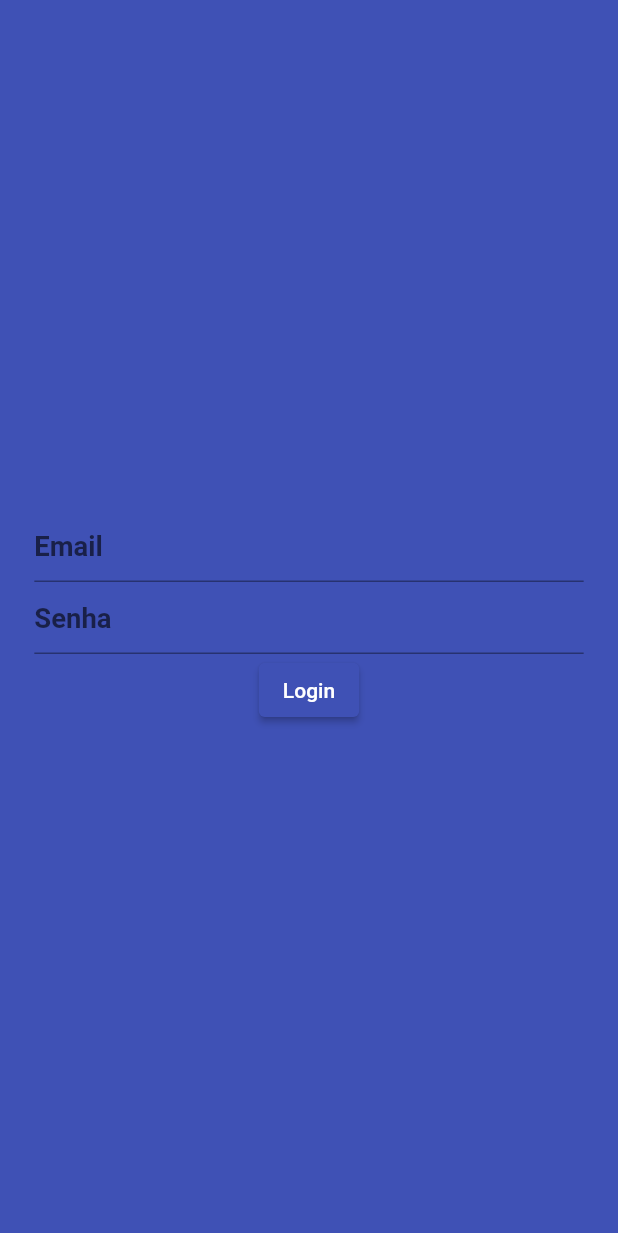
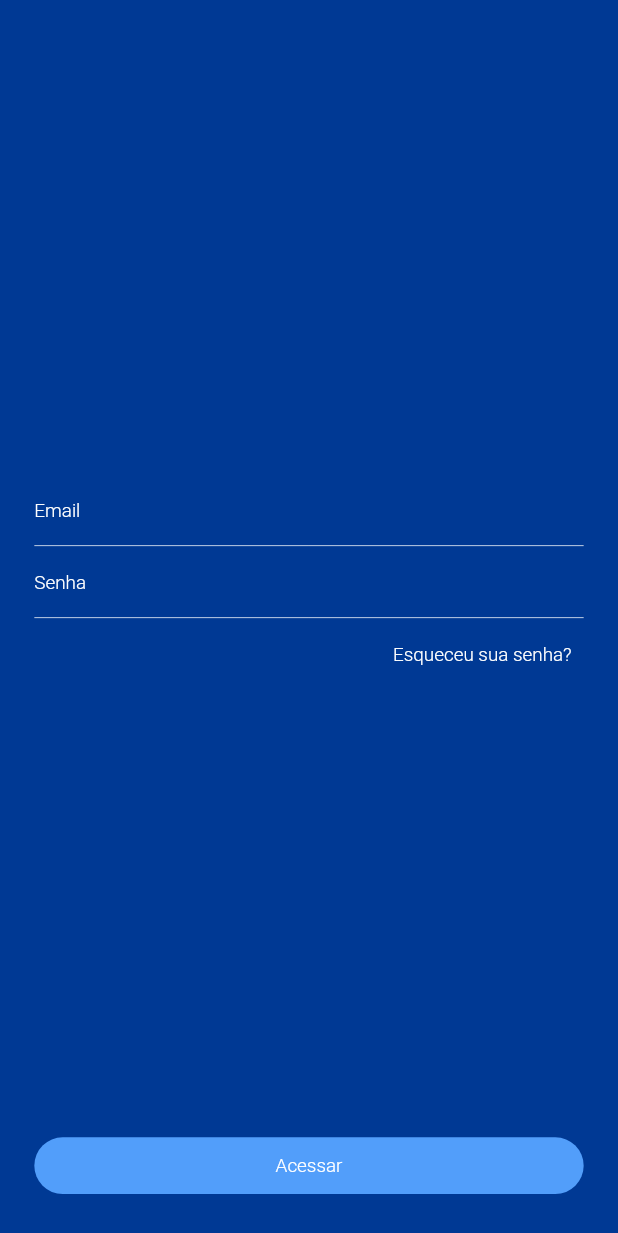
Before and after one commit to cthiagosousa/ponto_app, a Flutter app: the screen it shows after launch, on a phone screen of 412 x 824 dp. Shown: the top 1233 px of the screen. Run offline on Flutter 3.47's test engine with Material 2 defaults, Android fonts, the phone set to English and light mode, and no system bars; our stand-ins replace cloud_firestore, firebase_auth, firebase_core, flutter_screenutil, font_awesome_flutter, get_it and 4 more; missing offline and left inert: encrypted_shared_preferences; accounts and stored records are empty; generated files the repository leaves out were written again; Roboto replaces fonts that are missing (Ubuntu).

Commit message:
tela login

```diff
--- a/lib/modules/auth/widgets/login_form_widget.dart
+++ b/lib/modules/auth/widgets/login_form_widget.dart
@@ -1,5 +1,7 @@
+import 'package:flutter_screenutil/flutter_screenutil.dart';
 import 'package:ponto_app/modules/auth/controller.dart';
 import 'package:ponto_app/modules/ui/base.dart';
+import 'package:ponto_app/modules/widgets/buttons.dart';
 import 'package:ponto_app/modules/widgets/inputs.dart';
 
 class LoginFormWidget extends WidgetBase<AuthController> {
@@ -9,6 +11,9 @@ class LoginFormWidget extends WidgetBase<AuthController> {
   Widget builder(BuildContext context, ThemeData theme) {
     return Form(
       key: controller.formState,
+      child: Column(
+        children: [
+          Expanded(
             child: Column(
               mainAxisAlignment: MainAxisAlignment.center,
               crossAxisAlignment: CrossAxisAlignment.center,
@@ -21,10 +26,23 @@ class LoginFormWidget extends WidgetBase<AuthController> {
                   textController: controller.passwordController,
                   placeholder: "Senha",
                 ),
-          ElevatedButton(
+                Align(
+                  alignment: Alignment.centerRight,
+                  child: ButtonText(
+                    text: "Esqueceu sua senha?",
+                    color: Colors.white,
+                    onPressed: () {},
+                  ),
+                ),
+              ],
+            ),
+          ),
+
+          SizedBox(
+            width: 1.sw,
+            child: Button(
               onPressed: controller.auth,
-            child: const Text(
-              "Login"
+              text: "Acessar",
             ),
           ),
         ],
--- a/lib/modules/ui/theme.dart
+++ b/lib/modules/ui/theme.dart
@@ -2,10 +2,16 @@ import 'package:flutter/material.dart';
 import 'package:flutter_screenutil/flutter_screenutil.dart';
 import 'package:google_fonts/google_fonts.dart';
 
+class AppColors {
+  static const Color primary = Color(0XFF003994);
+  static const Color secondary = Color(0XFF529efa);
+  static const Color black = Color(0XFF626362);
+}
+
 final theme = ThemeData(
   colorScheme: const ColorScheme.light(
-    primary: Colors.indigo,
-    secondary: Colors.indigoAccent,
+    primary: AppColors.primary,
+    secondary: AppColors.secondary,
     background: Colors.white,
   ),
   iconTheme: IconThemeData(
@@ -14,28 +20,28 @@ final theme = ThemeData(
   ),
   textTheme: GoogleFonts.ubuntuTextTheme(TextTheme(
     bodySmall: TextStyle(
-      fontSize: 13.sp,
-      color: Colors.black,
+      fontSize: 11.sp,
+      color: AppColors.black,
       fontWeight: FontWeight.w300,
     ),
     bodyMedium: TextStyle(
-      fontSize: 14.sp,
-      color: Colors.black,
+      fontSize: 12.sp,
+      color: AppColors.black,
       fontWeight: FontWeight.w400,
     ),
     titleSmall: TextStyle(
-      fontSize: 15.sp,
-      color: Colors.black,
+      fontSize: 13.sp,
+      color: AppColors.black,
       fontWeight: FontWeight.w600,
     ),
     titleMedium: TextStyle(
       fontSize: 16.sp,
-      color: Colors.black,
+      color: AppColors.black,
       fontWeight: FontWeight.w600,
     ),
     titleLarge: TextStyle(
       fontSize: 22.sp,
-      color: Colors.black,
+      color: AppColors.black,
       fontWeight: FontWeight.w700,
     ),
   )),
--- a/pubspec.yaml
+++ b/pubspec.yaml
@@ -30,6 +30,7 @@ dependencies:
   faker: ^2.0.0
   get_it: ^7.2.0
   path_provider: ^2.0.11
+  lottie: ^2.1.0
 
 dev_dependencies:
   flutter_test:
```
Also changed, not shown: lib/modules/widgets/buttons.dart (added, +65 -0 lines), lib/modules/widgets/inputs.dart (+17 -0 lines), pubspec.lock. Lines whose indentation alone changed are shown as unchanged.
